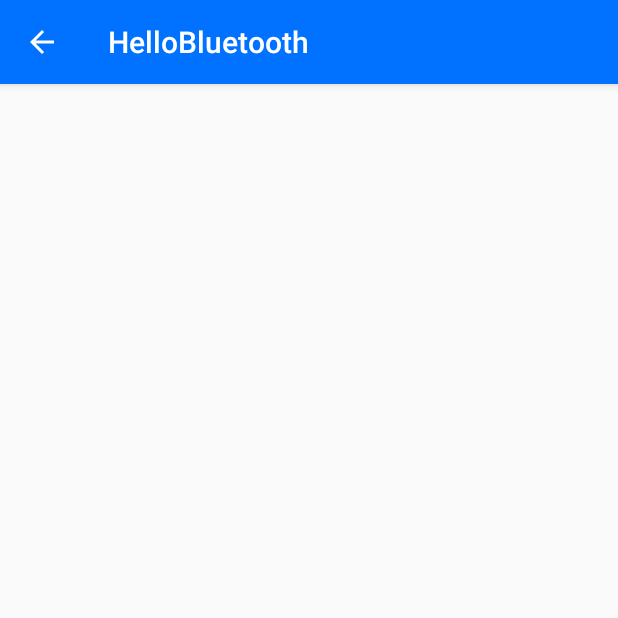
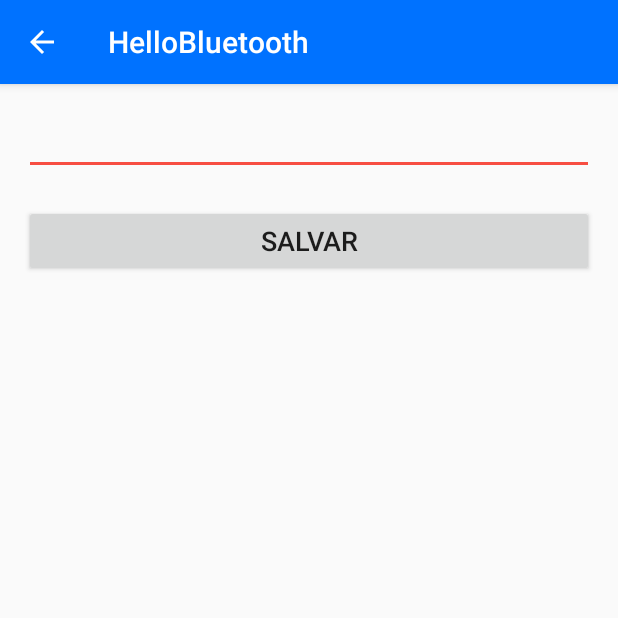
Before and after one commit to thiagordp/PIBIC, an Android app: the ConfiguracaoActivity screen opened directly, with no data from a screen before it, on a phone screen of 412 x 824 dp, the top half of it. Run offline under Robolectric (Android 15) with nearby library versions, the phone set to English and light mode, and no system bars.

Commit message:
Activity de configuração
Implementado

```diff
--- a/HelloBluetooth/app/src/main/AndroidManifest.xml
+++ b/HelloBluetooth/app/src/main/AndroidManifest.xml
@@ -8,6 +8,7 @@ Referência:
 
     <!-- <uses-permission android:name="android.permission.WRITE_EXTERNAL_STORAGE"/> -->
     <uses-permission android:name="android.permission.READ_EXTERNAL_STORAGE"/>
+    <uses-permission android:name="android.permission.WRITE_EXTERNAL_STORAGE"/>
     <uses-permission android:name="android.permission.BLUETOOTH_ADMIN"/>
     <uses-permission android:name="android.permission.BLUETOOTH"/>
     <uses-permission android:name="android.permission.INTERNET"/>
--- a/HelloBluetooth/app/src/main/java/br/com/livroandroid/bluetooth/ConfiguracaoActivity.java
+++ b/HelloBluetooth/app/src/main/java/br/com/livroandroid/bluetooth/ConfiguracaoActivity.java
@@ -2,7 +2,16 @@ package br.com.livroandroid.bluetooth;
 
 import android.os.Bundle;
 import android.support.v7.app.ActionBarActivity;
+import android.view.View;
+import android.widget.Button;
+import android.widget.EditText;
+import android.widget.Toast;
 
+import java.io.File;
+import java.io.FileInputStream;
+import java.io.FileNotFoundException;
+import java.io.FileOutputStream;
+import java.io.IOException;
 
 /**
  * ConfiguraçãoActivity
@@ -11,13 +20,68 @@ import android.support.v7.app.ActionBarActivity;
  */
 public class ConfiguracaoActivity extends ActionBarActivity {
 
+    private Button btnSalvar;
+    private EditText edtCaminho;
+
     @Override
     protected void onCreate(Bundle savedInstanceState) {
         super.onCreate(savedInstanceState);
         setContentView(R.layout.activity_configuracao);
 
         getSupportActionBar().setDisplayHomeAsUpEnabled(true);
+
+        // carregar info do arquivo de configurações
+
+        edtCaminho = (EditText) findViewById(R.id.edtConfiguracao);
+
+        getConfigPath();
+
+        btnSalvar = (Button) findViewById(R.id.btnSalvar);
+        btnSalvar.setOnClickListener(new View.OnClickListener() {
+            @Override
+            public void onClick(View view) {
+                String path = edtCaminho.getText().toString();
+
+                // Salvar URL no arquivo de configurações.
+                // E carregar de lá depois que salvou
+
+                try {
+                    File arquivo = new File(Util.CONFIG_PATH);
+                    FileOutputStream fileOutputStream;
+                    byte[] dados = path.getBytes();
+
+                    fileOutputStream = new FileOutputStream(arquivo);
+
+                    fileOutputStream.write(dados);
+                    fileOutputStream.flush();
+                    fileOutputStream.close();
+
+                    Toast.makeText(getApplicationContext(), "Salvo com sucesso!", Toast.LENGTH_SHORT).show();
+                } catch (FileNotFoundException e) {
+                    Toast.makeText(getApplicationContext(), "Arquivo não encontrado!\nE: " + e.getMessage(), Toast.LENGTH_SHORT).show();
+                } catch (IOException e) {
+                    Toast.makeText(getApplicationContext(), "Erro ao escrever no arquivo.\nE: " + e.getMessage(), Toast.LENGTH_SHORT).show();
+                }
+            }
+        });
     }
 
+    private void getConfigPath() {
+        try {
+            FileInputStream fileInputStream = new FileInputStream(Util.CONFIG_PATH);
+
+            byte[] dados = new byte[fileInputStream.available()];
+
+            fileInputStream.read(dados, 0, dados.length);
+
+            String text = new String(dados, 0, dados.length, "UTF-8");
+            edtCaminho.setText(text);
+
+            fileInputStream.close();
+        } catch (IOException e) {
+            Toast.makeText(getApplicationContext(), "Erro ao abrir o arquivo.", Toast.LENGTH_SHORT).show();
+            e.printStackTrace();
+        }
+    }
 
 }
--- a/HelloBluetooth/app/src/main/res/layout/activity_configuracao.xml
+++ b/HelloBluetooth/app/src/main/res/layout/activity_configuracao.xml
@@ -1,13 +1,37 @@
 <?xml version="1.0" encoding="utf-8"?>
-<RelativeLayout
+<LinearLayout
     xmlns:android="http://schemas.android.com/apk/res/android"
     xmlns:tools="http://schemas.android.com/tools"
     android:layout_width="match_parent"
     android:layout_height="match_parent"
+    android:gravity="center_horizontal"
+    android:orientation="vertical"
     android:paddingBottom="@dimen/activity_vertical_margin"
     android:paddingLeft="@dimen/activity_horizontal_margin"
     android:paddingRight="@dimen/activity_horizontal_margin"
     android:paddingTop="@dimen/activity_vertical_margin"
     tools:context="br.com.livroandroid.bluetooth.ConfiguracaoActivity">
 
-</RelativeLayout>
+    <EditText
+        android:id="@+id/edtConfiguracao"
+        android:layout_width="match_parent"
+        android:layout_height="wrap_content"
+        android:gravity="top"
+        android:inputType="text"
+        android:singleLine="false"
+        android:textAlignment="center"
+        android:textSize="17sp"
+        android:typeface="monospace"/>
+
+    <Button
+        android:id="@+id/btnSalvar"
+        android:layout_width="match_parent"
+        android:layout_height="wrap_content"
+        android:layout_gravity="center_horizontal"
+        android:layout_marginTop="20dp"
+        android:text="Salvar"
+        android:textAlignment="gravity"
+        android:textSize="18sp"
+        />
+
+</LinearLayout>
--- a/HelloBluetooth/build.gradle
+++ b/HelloBluetooth/build.gradle
@@ -5,7 +5,7 @@ buildscript {
         jcenter()
     }
     dependencies {
-        classpath 'com.android.tools.build:gradle:2.1.0'
+        classpath 'com.android.tools.build:gradle:2.1.2'
 
         // NOTE: Do not place your application dependencies here; they belong
         // in the individual module build.gradle files
```
Also changed, not shown: HelloBluetooth/app/src/main/java/br/com/livroandroid/bluetooth/AsyncTaskBeacon.java (+16 -10 lines), HelloBluetooth/app/src/main/java/br/com/livroandroid/bluetooth/MainActivity.java (+10 -8 lines), HelloBluetooth/app/src/main/java/br/com/livroandroid/bluetooth/Util.java (+31 -0 lines), 1 other file.
